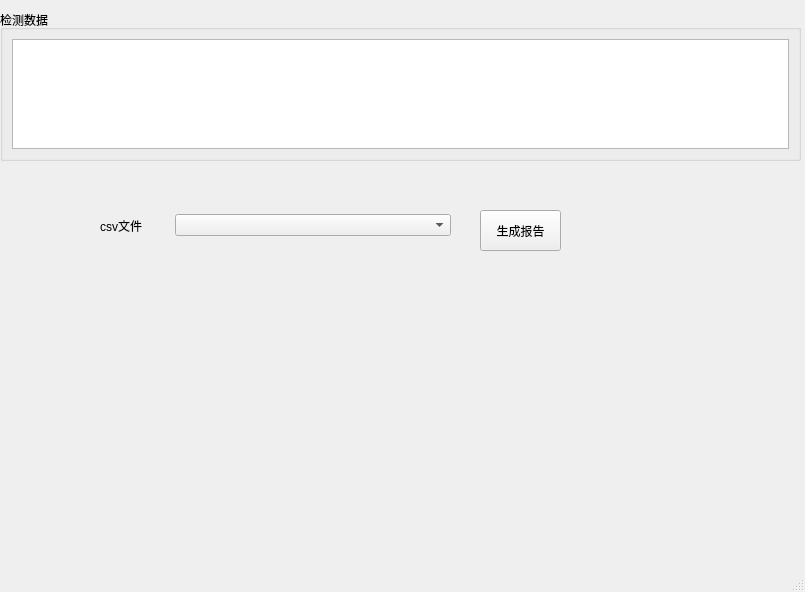
The window that src/mainwindow.ui (xunzsj/DimTransit) describes before a commit, drawn with Qt 5.
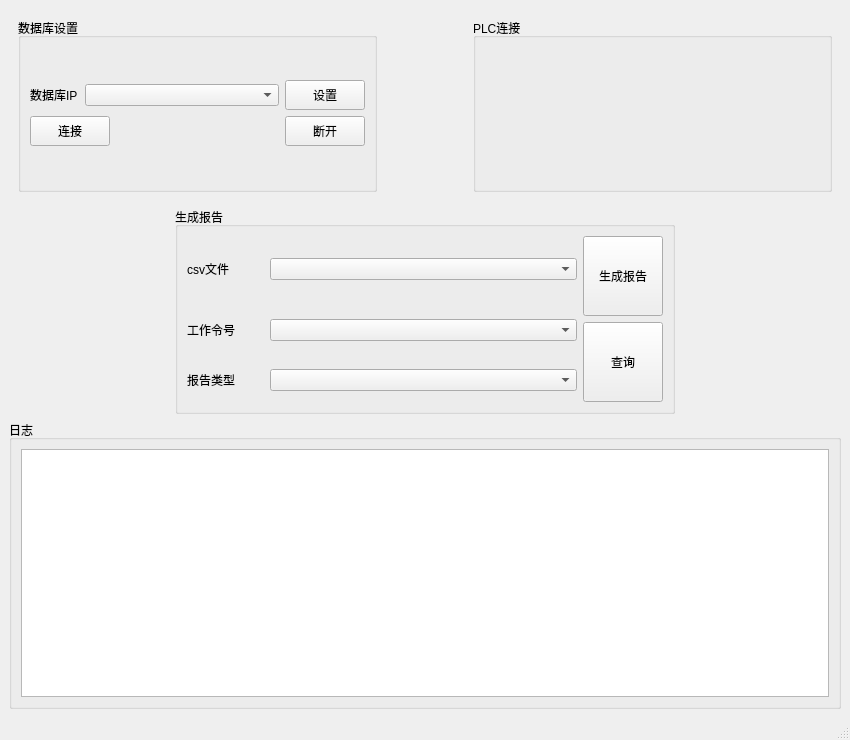
The same window after the commit.

Commit message: 添加了数据库连接，并从库中查询数据

Patch:
```diff
--- a/src/mainwindow.ui
+++ b/src/mainwindow.ui
@@ -6,67 +6,252 @@
    <rect>
     <x>0</x>
     <y>0</y>
-    <width>805</width>
-    <height>592</height>
+    <width>850</width>
+    <height>740</height>
    </rect>
   </property>
   <property name="windowTitle">
    <string>MainWindow</string>
   </property>
   <widget class="QWidget" name="centralwidget">
-   <widget class="QGroupBox" name="groupBox">
-    <property name="geometry">
-     <rect>
-      <x>0</x>
-      <y>10</y>
-      <width>801</width>
-      <height>151</height>
-     </rect>
-    </property>
-    <property name="title">
-     <string>检测数据</string>
-    </property>
-    <layout class="QGridLayout" name="gridLayout">
-     <item row="0" column="0">
-      <widget class="QTableView" name="tableView"/>
-     </item>
-    </layout>
-   </widget>
-   <widget class="QPushButton" name="generateReportBt">
-    <property name="geometry">
-     <rect>
-      <x>480</x>
-      <y>210</y>
-      <width>81</width>
-      <height>41</height>
-     </rect>
-    </property>
-    <property name="text">
-     <string>生成报告</string>
-    </property>
-   </widget>
-   <widget class="QWidget" name="">
-    <property name="geometry">
-     <rect>
-      <x>100</x>
-      <y>190</y>
-      <width>351</width>
-      <height>71</height>
-     </rect>
-    </property>
-    <layout class="QHBoxLayout" name="horizontalLayout" stretch="2,8">
-     <item>
-      <widget class="QLabel" name="label">
-       <property name="text">
-        <string>csv文件</string>
-       </property>
-      </widget>
-     </item>
-     <item>
-      <widget class="QComboBox" name="testRetBox"/>
-     </item>
-    </layout>
-   </widget>
+   <layout class="QVBoxLayout" name="verticalLayout" stretch="2,2,3">
+    <item>
+     <widget class="QWidget" name="Connectset" native="true">
+      <layout class="QHBoxLayout" name="horizontalLayout_3" stretch="4,1,4">
+       <item>
+        <widget class="QGroupBox" name="DbSet">
+         <property name="title">
+          <string>数据库设置</string>
+         </property>
+         <layout class="QGridLayout" name="gridLayout_4">
+          <item row="0" column="0">
+           <layout class="QVBoxLayout" name="verticalLayout_2">
+            <item>
+             <layout class="QHBoxLayout" name="horizontalLayout_5">
+              <item>
+               <layout class="QHBoxLayout" name="horizontalLayout_4" stretch="2,8">
+                <item>
+                 <widget class="QLabel" name="label_3">
+                  <property name="text">
+                   <string>数据库IP</string>
+                  </property>
+                 </widget>
+                </item>
+                <item>
+                 <widget class="QComboBox" name="dbIPBox"/>
+                </item>
+               </layout>
+              </item>
+              <item>
+               <widget class="QPushButton" name="dbsetBt">
+                <property name="minimumSize">
+                 <size>
+                  <width>0</width>
+                  <height>30</height>
+                 </size>
+                </property>
+                <property name="text">
+                 <string>设置</string>
+                </property>
+               </widget>
+              </item>
+             </layout>
+            </item>
+            <item>
+             <layout class="QHBoxLayout" name="horizontalLayout_6">
+              <item>
+               <widget class="QPushButton" name="dbConnectBt">
+                <property name="minimumSize">
+                 <size>
+                  <width>0</width>
+                  <height>30</height>
+                 </size>
+                </property>
+                <property name="text">
+                 <string>连接</string>
+                </property>
+               </widget>
+              </item>
+              <item>
+               <spacer name="horizontalSpacer_4">
+                <property name="orientation">
+                 <enum>Qt::Horizontal</enum>
+                </property>
+                <property name="sizeHint" stdset="0">
+                 <size>
+                  <width>40</width>
+                  <height>20</height>
+                 </size>
+                </property>
+               </spacer>
+              </item>
+              <item>
+               <widget class="QPushButton" name="dbdisConnectBt">
+                <property name="minimumSize">
+                 <size>
+                  <width>0</width>
+                  <height>30</height>
+                 </size>
+                </property>
+                <property name="text">
+                 <string>断开</string>
+                </property>
+               </widget>
+              </item>
+             </layout>
+            </item>
+           </layout>
+          </item>
+         </layout>
+        </widget>
+       </item>
+       <item>
+        <spacer name="horizontalSpacer">
+         <property name="orientation">
+          <enum>Qt::Horizontal</enum>
+         </property>
+         <property name="sizeHint" stdset="0">
+          <size>
+           <width>40</width>
+           <height>20</height>
+          </size>
+         </property>
+        </spacer>
+       </item>
+       <item>
+        <widget class="QGroupBox" name="PlcSet">
+         <property name="title">
+          <string>PLC连接</string>
+         </property>
+        </widget>
+       </item>
+      </layout>
+     </widget>
+    </item>
+    <item>
+     <layout class="QHBoxLayout" name="workBox" stretch="2,6,2">
+      <item>
+       <spacer name="horizontalSpacer_2">
+        <property name="orientation">
+         <enum>Qt::Horizontal</enum>
+        </property>
+        <property name="sizeHint" stdset="0">
+         <size>
+          <width>40</width>
+          <height>20</height>
+         </size>
+        </property>
+       </spacer>
+      </item>
+      <item>
+       <widget class="QGroupBox" name="ReportBox">
+        <property name="title">
+         <string>生成报告</string>
+        </property>
+        <layout class="QGridLayout" name="gridLayout">
+         <item row="0" column="0">
+          <layout class="QHBoxLayout" name="horizontalLayout" stretch="2,8">
+           <item>
+            <widget class="QLabel" name="label">
+             <property name="text">
+              <string>csv文件</string>
+             </property>
+            </widget>
+           </item>
+           <item>
+            <widget class="QComboBox" name="testfileCombox"/>
+           </item>
+          </layout>
+         </item>
+         <item row="0" column="1" rowspan="3">
+          <layout class="QVBoxLayout" name="verticalLayout_3">
+           <item>
+            <widget class="QPushButton" name="generateReportBt">
+             <property name="minimumSize">
+              <size>
+               <width>0</width>
+               <height>80</height>
+              </size>
+             </property>
+             <property name="text">
+              <string>生成报告</string>
+             </property>
+            </widget>
+           </item>
+           <item>
+            <widget class="QPushButton" name="queryRecordBt">
+             <property name="minimumSize">
+              <size>
+               <width>0</width>
+               <height>80</height>
+              </size>
+             </property>
+             <property name="text">
+              <string>查询</string>
+             </property>
+            </widget>
+           </item>
+          </layout>
+         </item>
+         <item row="1" column="0">
+          <layout class="QHBoxLayout" name="horizontalLayout_7" stretch="2,8">
+           <item>
+            <widget class="QLabel" name="label_4">
+             <property name="text">
+              <string>工作令号</string>
+             </property>
+            </widget>
+           </item>
+           <item>
+            <widget class="QComboBox" name="joborderCombox"/>
+           </item>
+          </layout>
+         </item>
+         <item row="2" column="0">
+          <layout class="QHBoxLayout" name="horizontalLayout_2" stretch="2,8">
+           <item>
+            <widget class="QLabel" name="label_2">
+             <property name="text">
+              <string>报告类型</string>
+             </property>
+            </widget>
+           </item>
+           <item>
+            <widget class="QComboBox" name="reportTypeCombox"/>
+           </item>
+          </layout>
+         </item>
+        </layout>
+       </widget>
+      </item>
+      <item>
+       <spacer name="horizontalSpacer_3">
+        <property name="orientation">
+         <enum>Qt::Horizontal</enum>
+        </property>
+        <property name="sizeHint" stdset="0">
+         <size>
+          <width>40</width>
+          <height>20</height>
+         </size>
+        </property>
+       </spacer>
+      </item>
+     </layout>
+    </item>
+    <item>
+     <widget class="QGroupBox" name="logBox">
+      <property name="title">
+       <string>日志</string>
+      </property>
+      <layout class="QGridLayout" name="gridLayout_3">
+       <item row="0" column="0">
+        <widget class="QTextEdit" name="logEdit"/>
+       </item>
+      </layout>
+     </widget>
+    </item>
+   </layout>
   </widget>
   <widget class="QMenuBar" name="menubar">
    <property name="geometry">
```
Left out of the diff: 2 changed lines with no effect on the pictures. The commit also changes 47 other files.
